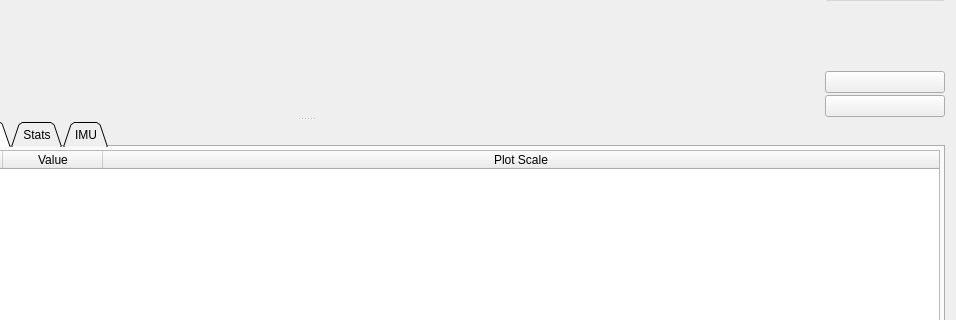
First picture: the form in pages/pageloganalysis.ui, repository vedderb/vesc_tool, before the edit; both pictures show x 345 to 1301 and y 194 to 514 of the 1301 by 716 pixel window.
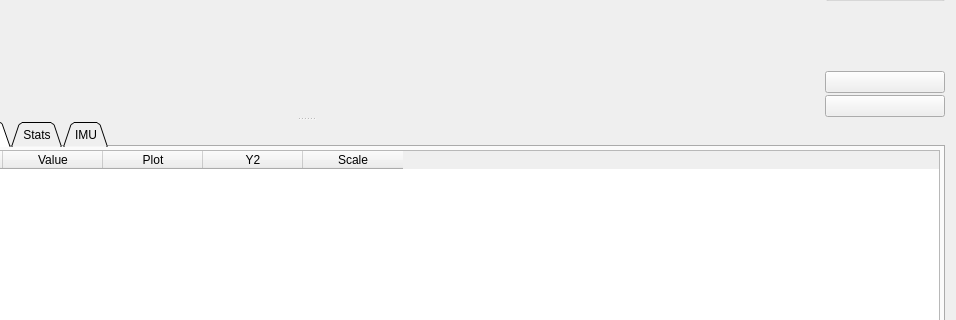
Second picture: the form after the edit. The open tabs and pages were chosen to show the change. Icons and pictures are not drawn. Custom widgets are drawn as their Qt base class.

Commit message:
Add support for using a second Y axis when plotting (#382)
In addition:

* Make a separate checkbox for plotting data series.
This makes it easier when working with many data series at the same time
* Make columns with plot controls fixed width

```diff
--- a/pages/pageloganalysis.ui
+++ b/pages/pageloganalysis.ui
@@ -555,7 +555,7 @@
             <enum>QAbstractItemView::SelectRows</enum>
            </property>
            <attribute name="horizontalHeaderStretchLastSection">
-            <bool>true</bool>
+            <bool>false</bool>
            </attribute>
            <column>
             <property name="text">
@@ -569,7 +569,20 @@
            </column>
            <column>
             <property name="text">
-             <string>Plot Scale</string>
+             <string>Plot</string>
+            </property>
+           </column>
+           <column>
+            <property name="text">
+             <string>Y2</string>
+            </property>
+            <property name="toolTip">
+             <string>&lt;html&gt;&lt;head/&gt;&lt;body&gt;&lt;p&gt;Show this data series on the second Y axis to the right&lt;/p&gt;&lt;p&gt;Y axes will be autoscaled independently&lt;/p&gt;&lt;/body&gt;&lt;/html&gt;</string>
+            </property>
+           </column>
+           <column>
+            <property name="text">
+             <string>Scale</string>
             </property>
            </column>
           </widget>
```
Left out of the diff: 48 changed lines with no effect on the pictures. The commit also changes 1 other file.
